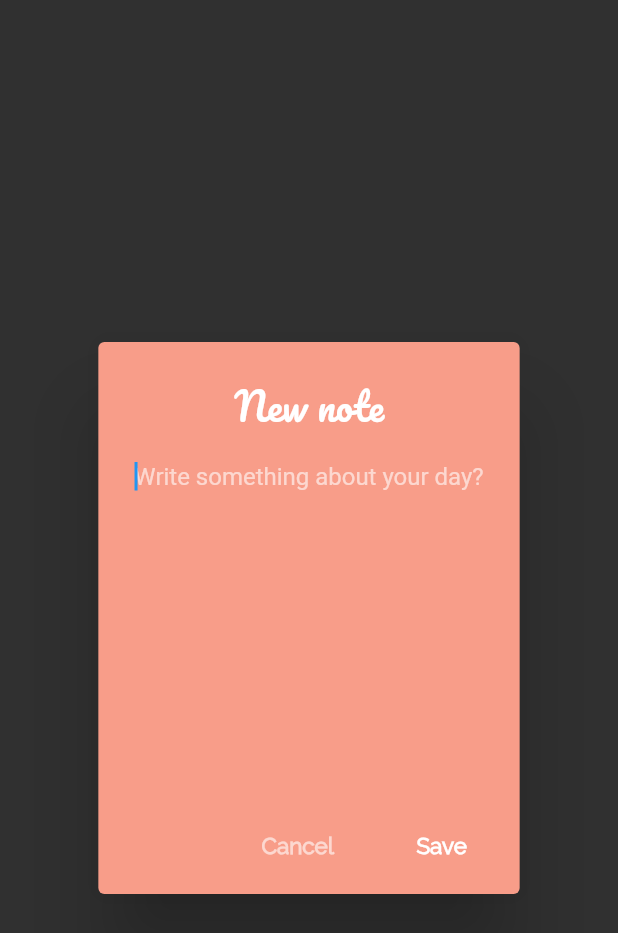
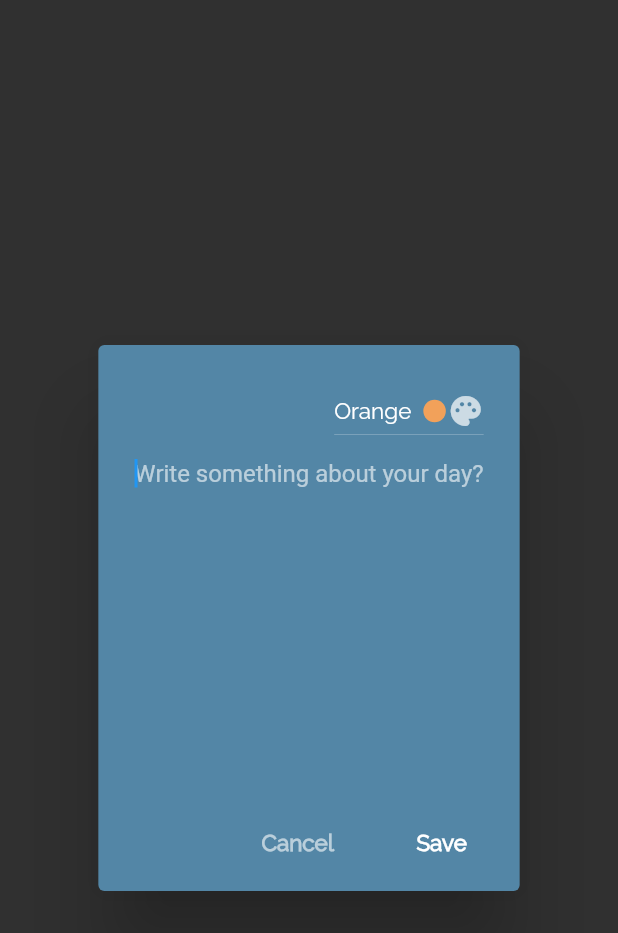
Before and after one commit to gullskatten/meowday, a Flutter app: the NoteDialog widget shown alone on an empty page, opened directly, on a phone screen of 412 x 824 dp. Shown: the top 933 px of the screen. Run offline on Flutter 3.47's test engine with Material 2 defaults, Android fonts, the phone set to English and light mode, and no system bars; our stand-ins replace animated_text_kit, flutter_conditional_rendering; missing offline and left inert: ntp.

Commit message:
It is now possible to select a color for your notes!

```diff
--- /dev/null
+++ b/lib/components/note/NoteColorSelect.dart
@@ -0,0 +1,66 @@
+import 'package:app/components/text/StyledText.dart';
+import 'package:app/constants/colors/boxes.dart';
+import 'package:app/constants/spacing/spacing.dart';
+import 'package:app/constants/text/text_styles.dart';
+import 'package:app/models/note/NoteColor.dart';
+import 'package:flutter/material.dart';
+
+class NoteColorSelect extends StatefulWidget {
+  @override
+  _NoteColorSelectState createState() => _NoteColorSelectState();
+}
+
+class _NoteColorSelectState extends State<NoteColorSelect> {
+  NoteColor selectedNoteColor = NoteColor(value: "Orange", color: orange);
+  List<NoteColor> noteColors = [
+    NoteColor(value: "Orange", color: orange),
+    NoteColor(value: "Peach", color: peach),
+    NoteColor(value: "Lemon", color: lemon),
+    NoteColor(value: "Green", color: green),
+    NoteColor(value: "Teal", color: teal),
+    NoteColor(value: "Blue", color: blue),
+    NoteColor(value: "Asphalt", color: asphalt),
+  ];
+
+  @override
+  Widget build(BuildContext context) {
+    return DropdownButton<NoteColor>(
+      value: selectedNoteColor,
+      elevation: 16,
+      icon: Icon(Icons.palette),
+      onChanged: (NoteColor newValue) {
+        setState(() {
+          selectedNoteColor = newValue;
+        });
+      },
+      underline: Container(
+        height: 0.5,
+        color: Colors.white30,
+      ),
+      items: noteColors
+          .map<DropdownMenuItem<NoteColor>>((NoteColor value) {
+        return DropdownMenuItem<NoteColor>(
+          value: value,
+          child: Row(
+            mainAxisAlignment: MainAxisAlignment.spaceBetween,
+            children: <Widget>[
+              StyledText(
+                value.value,
+              ),
+              SizedBox(width: kSpacingSmall,),
+              Container(
+                height: kBodyNormal,
+                width: kBodyNormal,
+                decoration: BoxDecoration(
+                  borderRadius: BorderRadius.circular(kBodyNormal),
+                  color: value.color
+                ),
+              ),
+
+            ],
+          ),
+        );
+      }).toList(),
+    );
+  }
+}
--- /dev/null
+++ b/lib/models/note/NoteColor.dart
@@ -0,0 +1,18 @@
+import 'package:flutter/material.dart';
+
+class NoteColor {
+  String value;
+  Color color;
+
+  NoteColor({@required this.color, @required this.value});
+
+  @override
+  bool operator ==(other) {
+    return value == other.value;
+  }
+
+  @override
+  // TODO: implement hashCode
+  int get hashCode => super.hashCode;
+
+}
--- a/lib/views/DailyNotes.dart
+++ b/lib/views/DailyNotes.dart
@@ -31,6 +31,7 @@ class DailyNotes extends StatelessWidget {
             ),
           ),
           SizedBox(height: kSpacingNormal, width: kSpacingNormal),
+
           ConstrainedBox(
               constraints: BoxConstraints(maxHeight: 250),
               child: SlideWithFadeInTransition(
--- a/lib/views/dialogs/NoteDialog.dart
+++ b/lib/views/dialogs/NoteDialog.dart
@@ -1,26 +1,24 @@
+import 'package:app/components/note/NoteColorSelect.dart';
 import 'package:app/components/text/StyledText.dart';
 import 'package:app/constants/colors/boxes.dart';
 import 'package:app/constants/spacing/spacing.dart';
-import 'package:app/models/text/FontFamily.dart';
 import 'package:app/models/text/TextColor.dart';
-import 'package:app/models/text/TextType.dart';
 import 'package:flutter/material.dart';
 
 class NoteDialog extends StatelessWidget {
   @override
   Widget build(BuildContext context) {
     return AlertDialog(
-      backgroundColor: peach,
+      backgroundColor: blue,
       content: Column(
         mainAxisSize: MainAxisSize.min,
         children: <Widget>[
-          StyledText(
-            "New note",
-            fontFamily: FontFamily.alternative,
-            type: TextType.subtitle,
+          Align(
+            alignment: Alignment.centerRight,
+            child: NoteColorSelect(),
           ),
           SizedBox(
-            height: kSpacingNormal,
+            height: kSpacingSmall,
           ),
           Container(
             height: 200,
@@ -29,9 +27,10 @@ class NoteDialog extends StatelessWidget {
               maxLines: null,
               keyboardType: TextInputType.multiline,
               expands: true,
-              decoration: InputDecoration.collapsed(hintText: 'Write something about your day?'),
+              decoration: InputDecoration.collapsed(
+                  hintText: 'Write something about your day?'),
             ),
-          )
+          ),
         ],
       ),
       actions: <Widget>[
```
